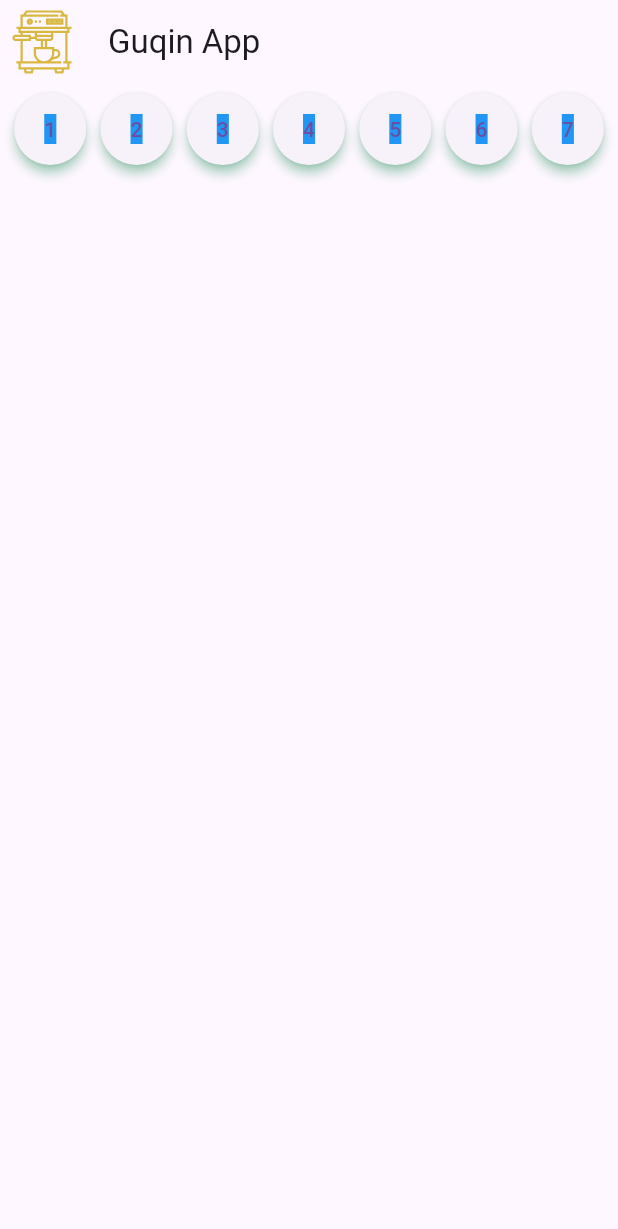
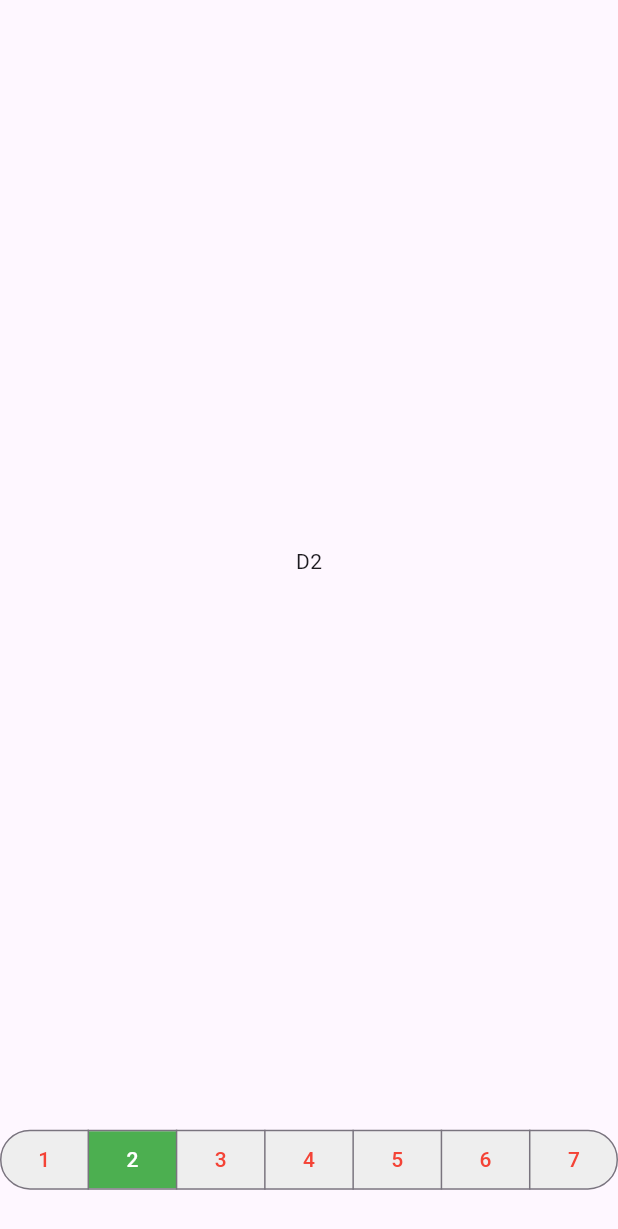
Before and after one commit to shannyli/guqin, a Flutter app: the screen it shows after launch, after a tap on an icon or button, on a phone screen of 412 x 824 dp. Shown: the top 1229 px of the screen. Run offline on Flutter 3.47's test engine with Material 3 defaults, Android fonts, the light colour scheme and no system bars.

Commit message:
Feature/button function (#3)
* Changed from elevated buttons to segmented buttons, one button is allowed to be active/selected at any given time.

* selecting a segmented button will change the note displayed in the middle accordingly

```diff
--- a/lib/main.dart
+++ b/lib/main.dart
@@ -1,143 +1,148 @@
-import 'package:flutter/cupertino.dart';
+//import 'package:flutter/cupertino.dart';
 import 'package:flutter/material.dart';
-import 'package:flutter_svg/flutter_svg.dart';
+//import 'package:flutter_svg/flutter_svg.dart';
 
-class GuqinString {
-  const GuqinString({required this.number});
-
-  final String number;
+void main() {
+  runApp(const GuqinTunerApp());
 }
 
-typedef CartChangedCallback = Function(GuqinString product, bool inCart);
+class GuqinTunerApp extends StatelessWidget {
+  const GuqinTunerApp({super.key});
 
-class ShoppingListItem extends StatelessWidget {
-  ShoppingListItem({
-    required this.product,
-    required this.inCart,
-    required this.onCartChanged,
-  }) : super(key: ObjectKey(product));
-
-  final GuqinString product;
-  final bool inCart;
-  final CartChangedCallback onCartChanged;
-
-  Color _getColor(BuildContext context) {
-    return inCart //
-        ? Colors.black54
-        : Theme.of(context).primaryColor;
-  }
-
-  TextStyle? _getTextStyle(BuildContext context) {
-    if (!inCart) {
-      return const TextStyle(
-        color: Colors.blue,
-        fontWeight: FontWeight.normal,
-      );
-    }
-
-    return const TextStyle(
-      color: Colors.black54,
-      fontWeight: FontWeight.bold,
-    );
-  }
 
   @override
   Widget build(BuildContext context) {
-    return ElevatedButton(
-      style: ElevatedButton.styleFrom(
-        shadowColor: Colors.greenAccent,
-        elevation: 3,
-        shape: CircleBorder(),
-        padding: EdgeInsets.all(20),
-        minimumSize: Size(40, 40),
-      ),
-      onPressed: () {
-        onCartChanged(product, inCart);
-      },
-      child: Text(
-        product.number,
-        textAlign: TextAlign.center,
-        style: TextStyle(backgroundColor: Colors.blue),
+    return const MaterialApp(
+      home: Scaffold(
+        body: Center(
+          child: MainDisplay(),
+        ),
       ),
     );
   }
 }
 
-class ShoppingList extends StatefulWidget {
-  const ShoppingList({required this.products, super.key});
-
-  final List<GuqinString> products;
-
-  // The framework calls createState the first time
-  // a widget appears at a given location in the tree.
-  // If the parent rebuilds and uses the same type of
-  // widget (with the same key), the framework re-uses
-  // the State object instead of creating a new State object.
+class MainDisplay extends StatefulWidget{
+  const MainDisplay({super.key});
 
   @override
-  State<ShoppingList> createState() => _ShoppingListState();
+  State<MainDisplay> createState() => _MainDisplayState();
+
 }
 
-class _ShoppingListState extends State<ShoppingList> {
-  final _shoppingCart = <GuqinString>{};
+class _MainDisplayState extends State<MainDisplay>{
+  String currentNote = "C2";
 
-  void _handleCartChanged(GuqinString product, bool inCart) {
+  callback(newNote) {
     setState(() {
-      // When a user changes what's in the cart, you need
-      // to change _shoppingCart inside a setState call to
-      // trigger a rebuild.
-      // The framework then calls build, below,
-      // which updates the visual appearance of the app.
-
-      if (!inCart) {
-        _shoppingCart.add(product);
-      } else {
-        _shoppingCart.remove(product);
-      }
+      currentNote = newNote;
     });
   }
 
   @override
-  Widget build(BuildContext context) {
-    return Scaffold(
-      appBar: AppBar(
-        leading: SvgPicture.asset(
-          'assets/images/espresso.svg',
-          semanticsLabel: 'SVG Logo',
+  Widget build(BuildContext context){
+    return Column(
+      children: [
+        Flexible(
+          flex: 10,
+          child: Center(
+            child: Text(currentNote),
+          ),
         ),
-        title: const Text('Guqin App'),
-      ),
-      body: Column(
-        children: [
-          Row(
-            mainAxisAlignment: MainAxisAlignment.spaceEvenly,
-            children: widget.products.map((product) {
-              return ShoppingListItem(
-                product: product,
-                inCart: _shoppingCart.contains(product),
-                onCartChanged: _handleCartChanged,
-              );
-            }).toList(),
+        Flexible(
+          flex: 1,
+          child: Column(
+            children: [GuqinStringSelector(callback: callback),],
           ),
-        ],
-      ),
+        )
+      ],
     );
   }
 }
 
-void main() {
-  runApp(const MaterialApp(
-    title: 'Shopping App',
-    home: ShoppingList(
-      products: [
-        GuqinString(number: '1'),
-        GuqinString(number: '2'),
-        GuqinString(number: '3'),
-        GuqinString(number: '4'),
-        GuqinString(number: '5'),
-        GuqinString(number: '6'),
-        GuqinString(number: '7')
+class GuqinStringSelector extends StatefulWidget {
+
+
+  const GuqinStringSelector({
+    super.key,
+    required this.callback,
+  }
+);
+
+  final Function callback;
+
+  @override
+  State<GuqinStringSelector> createState() => _GuqinStringSelectorState();
+}
+
+enum GuqinString { C2, D2, F2, G2, A2, C3, D3 }
+
+class _GuqinStringSelectorState extends State<GuqinStringSelector> {
+  GuqinString stringSelected = GuqinString.C2;
+
+  @override
+  Widget build(BuildContext context) {
+    return SegmentedButton<GuqinString>(
+      style: SegmentedButton.styleFrom(
+        backgroundColor: Colors.grey[200],
+        foregroundColor: Colors.red,
+        selectedForegroundColor: Colors.white,
+        selectedBackgroundColor: Colors.green,
+      ),
+      showSelectedIcon: false,
+      segments: const <ButtonSegment<GuqinString>>[
+        ButtonSegment<GuqinString>(
+            value: GuqinString.C2,
+            label: Text("1"),
+            ),
+        ButtonSegment<GuqinString>(
+            value: GuqinString.D2,
+            label: Text('2')),
+        ButtonSegment<GuqinString>(
+            value: GuqinString.F2,
+            label: Text('3')),
+        ButtonSegment<GuqinString>(
+            value: GuqinString.G2,
+            label: Text('4')),
+        ButtonSegment<GuqinString>(
+            value: GuqinString.A2,
+            label: Text('5')),
+        ButtonSegment<GuqinString>(
+            value: GuqinString.C3,
+            label: Text('6')),
+        ButtonSegment<GuqinString>(
+            value: GuqinString.D3,
+            label: Text('7')),
       ],
+      selected: <GuqinString>{stringSelected},
+      onSelectionChanged: (Set<GuqinString> newSelection) {
+        setState(() {
+          // By default there is only a single segment that can be
+          // selected at one time, so its value is always the first
+          // item in the selected set.
+          stringSelected = newSelection.first;
+          widget.callback(stringSelected.name);
+        });
+      },
+    );
+  }
+}
+
+/**
+ * class ShoppingListItem extends StatelessWidget {
+    ShoppingListItem({
+    required this.product,
+    required this.inCart,
+    required this.onCartChanged,
+    }) : super(key: ObjectKey(product));
+ */
+
+/**
+ * appBar: AppBar(
+    leading: SvgPicture.asset(
+    'assets/images/espresso.svg',
+    semanticsLabel: 'SVG Logo',
     ),
-  ));
-}
+    title: const Text('Guqin App'),
+    ),
+ */
--- a/pubspec.yaml
+++ b/pubspec.yaml
@@ -19,7 +19,7 @@
 version: 1.0.0+1
 
 environment:
-  sdk: '>=3.3.4 <4.0.0'
+  sdk: '>=3.3.4 <5.0.0'
 
 # Dependencies specify other packages that your package needs in order to work.
 # To automatically upgrade your package dependencies to the latest versions
```
